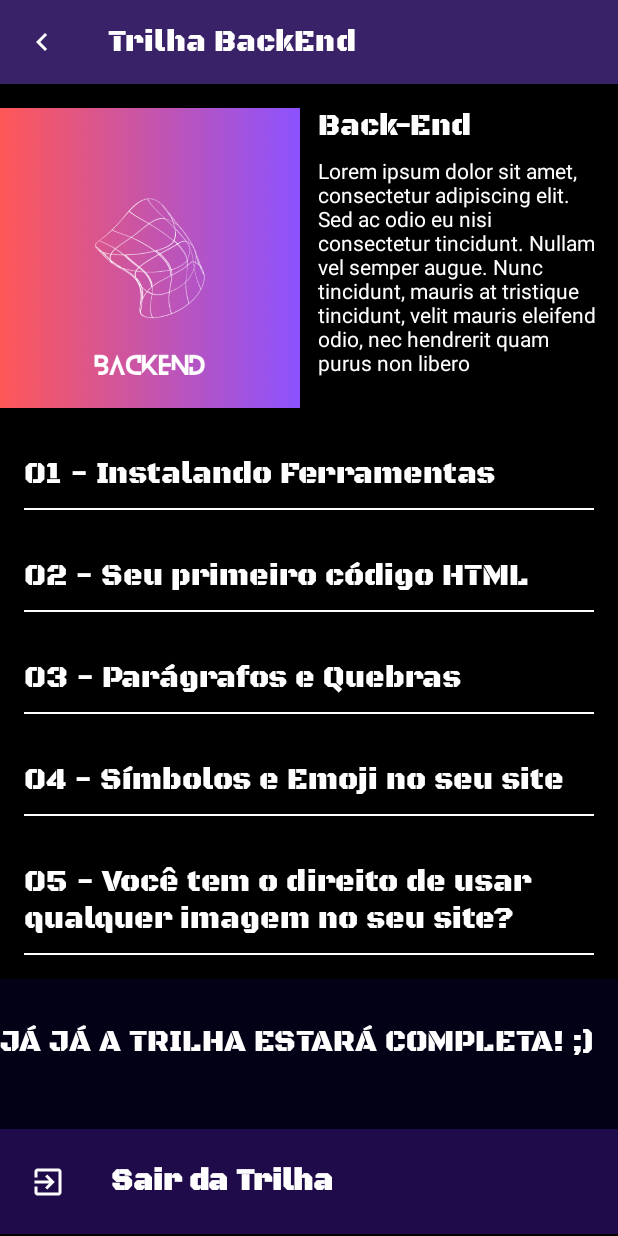
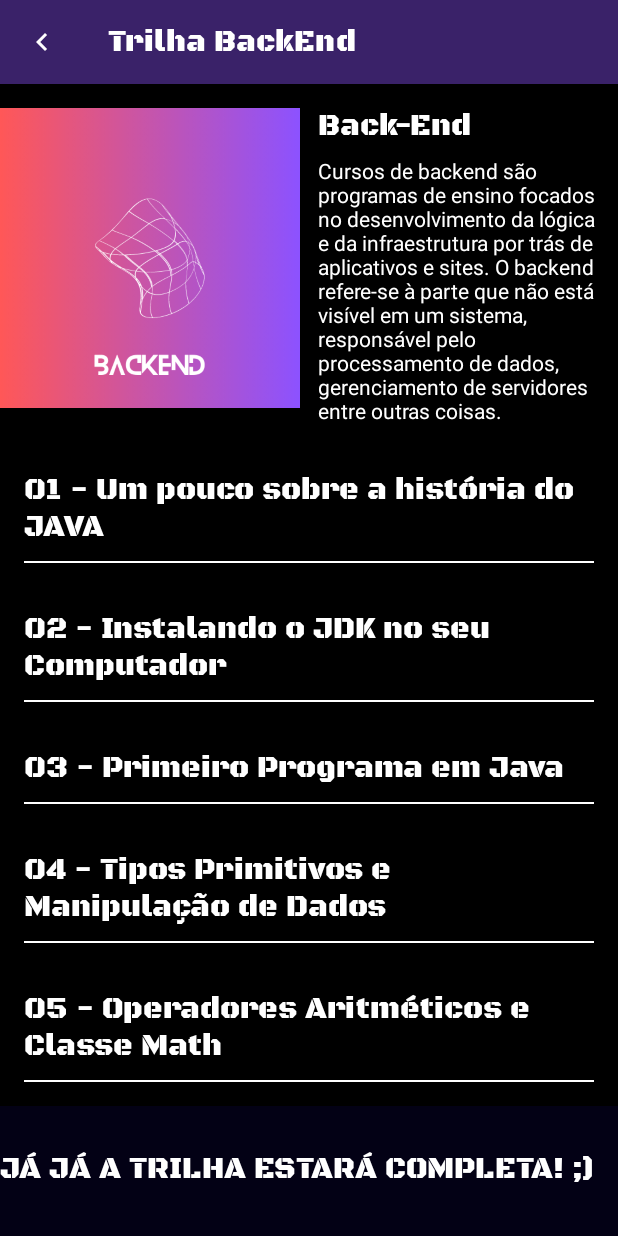
Before and after one commit to Ar7hurLE/TechAbrigo, an Android app built with Jetpack Compose: the CursoBackEndScreen screen opened through its navigation route, on a phone screen of 412 x 824 dp. Run offline under Robolectric (Android 15) with nearby library versions, the phone set to English and light mode, and no system bars; our stand-ins replace livedata-compose.

Commit message:
inclusão de videos e descricao

```diff
--- a/app/src/main/java/com/example/techabrigo/CursoBackEnd/CursoBackEndScreen.kt
+++ b/app/src/main/java/com/example/techabrigo/CursoBackEnd/CursoBackEndScreen.kt
@@ -49,12 +49,13 @@ fun CursoBackEndScreen(navController: NavController) {
 
     var expandedVideo by rememberSaveable { mutableStateOf<Int?>(null) }
     val videos = listOf(
-        Video("01 - Instalando Ferramentas","HjYEjKWSbe8"),
-        Video("02 - Seu primeiro código HTML","E6CdIawPTh0"),
-        Video("03 - Parágrafos e Quebras","f6NTJdtEFOc"),
-        Video("04 - Símbolos e Emoji no seu site","nhMdFe3WwYc"),
-        Video("05 - Você tem o direito de usar qualquer imagem no seu site?","bDULqeGEvAw"),
+        Video("01 - Um pouco sobre a história do JAVA","sTX0UEplF54"),
+        Video("02 - Instalando o JDK no seu Computador","yWU5bm_pZzY"),
+        Video("03 - Primeiro Programa em Java","ijXXaIYsVx4"),
+        Video("04 - Tipos Primitivos e Manipulação de Dados","JEAQeT7YGs4"),
+        Video("05 - Operadores Aritméticos e Classe Math","W9V5wtOOZHs"),
     )
+
 
     Box(
         modifier = Modifier
@@ -122,7 +123,7 @@ fun CursoBackEndScreen(navController: NavController) {
                                         .padding(bottom = 10.dp)
                                 )
                                 Text(
-                                    text = stringResource(id = R.string.lorem_ipsum),
+                                    text = stringResource(id = R.string.descricao_back),
                                     color = Color.White,
                                     modifier = Modifier
                                         .padding(end = 10.dp)
--- a/app/src/main/java/com/example/techabrigo/CursoFrontEnd/CursoFrontEndScreen.kt
+++ b/app/src/main/java/com/example/techabrigo/CursoFrontEnd/CursoFrontEndScreen.kt
@@ -123,7 +123,7 @@ fun CursoFrontEndScreen(navController: NavController) {
                                         .padding(bottom = 10.dp)
                                 )
                                 Text(
-                                    text = stringResource(id = R.string.lorem_ipsum),
+                                    text = stringResource(id = R.string.descricao_front),
                                     color = Color.White,
                                     modifier = Modifier
                                         .padding(end = 10.dp)
--- a/app/src/main/res/values/strings.xml
+++ b/app/src/main/res/values/strings.xml
@@ -42,7 +42,9 @@
     <string name="back">Back-End</string>
     <string name="front">Front-End</string>
     <string name="title_qa">Quality Assurance</string>
-    <string name="lorem_ipsum">Lorem ipsum dolor sit amet, consectetur adipiscing elit. Sed ac odio eu nisi consectetur tincidunt. Nullam vel semper augue. Nunc tincidunt, mauris at tristique tincidunt, velit mauris eleifend odio, nec hendrerit quam purus non libero</string>
+    <string name="descricao_qa">No contexto de cursos de Quality Assurance, o foco está em desenvolver habilidades e conhecimentos necessários para assegurar que os produtos ou serviços atendam aos padrões de qualidade estabelecidos.</string>
+    <string name="descricao_front">Cursos de Frontend geralmente abrangem habilidades e tecnologias necessárias para desenvolver a interface do usuário de um site ou aplicativo. O Frontend é a parte visível e interativa de uma aplicação, com a qual os usuários interagem.</string>
+    <string name="descricao_back">Cursos de backend são programas de ensino focados no desenvolvimento da lógica e da infraestrutura por trás de aplicativos e sites. O backend refere-se à parte que não está visível em um sistema, responsável pelo processamento de dados, gerenciamento de servidores entre outras coisas.</string>
     <string name="aviso">JÁ JÁ A TRILHA ESTARÁ COMPLETA! ;)</string>
 
 
```
Also changed, not shown: app/src/main/java/com/example/techabrigo/CursoQA/CursoQAScreen.kt (+7 -6 lines).
